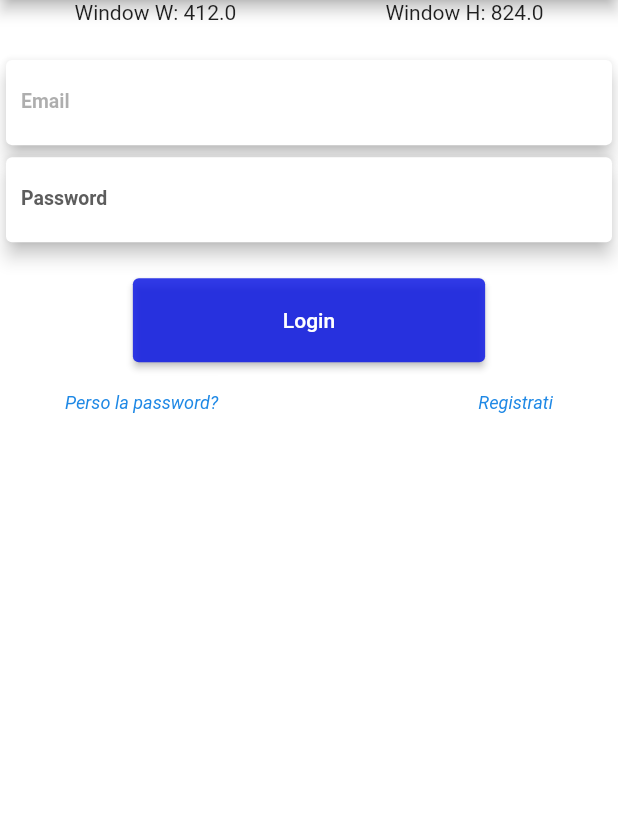
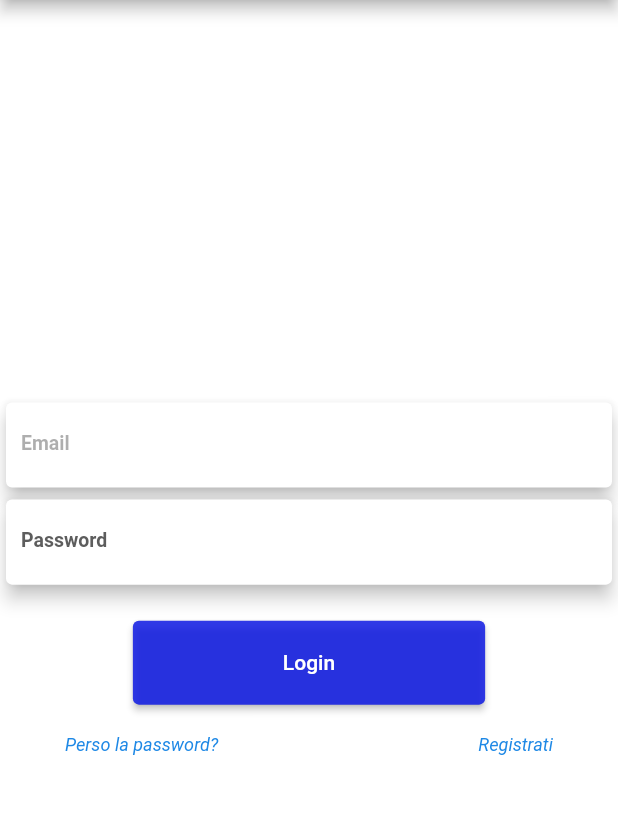
Before and after one commit to ziobudda/dio-wp-login, a Flutter app: the screen it shows after launch, on a phone screen of 412 x 824 dp, the part 84-898 px from its top. Run offline on Flutter 3.47's test engine with Material 2 defaults, Android fonts, the phone set to English and light mode, and no system bars; Roboto replaces fonts that are missing (Verdana).

Commit message:
minor fix

```diff
--- a/lib/main.dart
+++ b/lib/main.dart
@@ -74,8 +74,6 @@ class MyHomePage extends StatefulWidget {
 }
 
 class _MyHomePageState extends State<MyHomePage> {
-  int _counter = 0;
-
   final usernameController = TextEditingController();
   final passwordController = TextEditingController();
   double windowWidth = 0;
@@ -112,13 +110,12 @@ class _MyHomePageState extends State<MyHomePage> {
             height: MediaQuery.of(context).size.height -
                 appBar.preferredSize.height,
             width: 600,
-            child: SingleChildScrollView(
             child: Column(
               crossAxisAlignment: CrossAxisAlignment.center,
               mainAxisAlignment: MainAxisAlignment.center,
               children: [
-                  WindowSizeTexts(),
-                  SizedBox(height: 20),
+                //WindowSizeTexts(),
+                //SizedBox(height: 20),
                 Card(
                   elevation: 5,
                   child: Padding(
@@ -174,9 +171,8 @@ class _MyHomePageState extends State<MyHomePage> {
                   style: ElevatedButton.styleFrom(
                     padding: EdgeInsets.symmetric(
                       vertical: 20,
-                        horizontal: (MediaQuery.of(context).size.width > 300)
-                            ? 100
-                            : 10,
+                      horizontal:
+                          (MediaQuery.of(context).size.width > 300) ? 100 : 10,
                     ),
                   ),
                   onPressed: () {},
@@ -191,7 +187,6 @@ class _MyHomePageState extends State<MyHomePage> {
                         children: bottomLinks(false))
                     : Column(children: bottomLinks(true)),
               ],
-              ),
             ),
           ),
         ),
```
Lines whose indentation alone changed are shown as unchanged.
